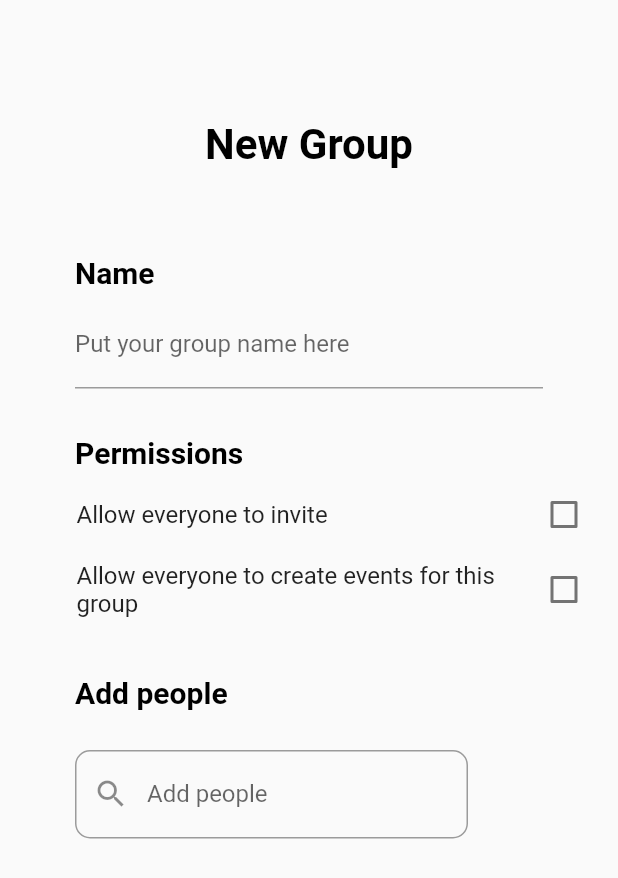
After one commit to ignasbudreika/mapas, a Flutter app: the NewGroup screen opened directly, on a phone screen of 412 x 824 dp. The commit adds this screen. Shown: the top 878 px of the screen. Run offline on Flutter 3.47's test engine with Material 2 defaults, Android fonts, the phone set to English and light mode, and no system bars; our stand-ins replace flutter_map, flutter_switch, google_nav_bar, latlong, line_icons; missing offline and left inert: grouped_buttons.

Commit message:
Added new page to add new group

```diff
--- a/lib/main.dart
+++ b/lib/main.dart
@@ -1,5 +1,6 @@
 import 'package:flutter/material.dart';
 import 'package:mapas/screen/menu.dart';
+import 'package:mapas/screen/new_group.dart';
 import 'screen/menu.dart';
 
 void main() => runApp(new Example());
--- /dev/null
+++ b/lib/screen/new_group.dart
@@ -0,0 +1,135 @@
+import 'package:flutter/material.dart';
+import 'package:flutter_switch/flutter_switch.dart';
+import 'package:grouped_buttons/grouped_buttons.dart';
+
+class NewGroup extends StatefulWidget {
+  @override
+  _NewGroupState createState() => _NewGroupState();
+}
+
+class _NewGroupState extends State<NewGroup> {
+  @override
+  Widget build(BuildContext context) {
+    final _height = MediaQuery.of(context).size.height;
+    bool _valueCheck = false;
+    return new Scaffold(
+        body: new Stack(
+      children: <Widget>[
+        new Container(
+          alignment: Alignment.topCenter,
+          margin: EdgeInsets.fromLTRB(0, 80, 0, 0),
+          child: Text(
+            "New Group",
+            style: TextStyle(
+              decoration: TextDecoration.none,
+              fontSize: 28,
+              fontWeight: FontWeight.bold,
+              color: Colors.black,
+            ),
+          ),
+        ),
+        new Container(
+          alignment: Alignment.topLeft,
+          margin: EdgeInsets.fromLTRB(50, 170, 0, 0),
+          child: Text(
+            "Name",
+            style: TextStyle(
+              decoration: TextDecoration.none,
+              fontSize: 20,
+              fontWeight: FontWeight.bold,
+              color: Colors.black,
+            ),
+          ),
+        ),
+        new Container(
+            margin: EdgeInsets.fromLTRB(50, 200, 50, 0),
+            child: TextField(
+              decoration: InputDecoration(
+                labelText: 'Put your group name here',
+              ),
+            )),
+        new Container(
+          alignment: Alignment.topLeft,
+          margin: EdgeInsets.fromLTRB(50, 290, 0, 0),
+          child: Text(
+            "Permissions",
+            style: TextStyle(
+              decoration: TextDecoration.none,
+              fontSize: 20,
+              fontWeight: FontWeight.bold,
+              color: Colors.black,
+            ),
+          ),
+        ),
+        new Container(
+            alignment: Alignment.topLeft,
+            margin: EdgeInsets.fromLTRB(35, 315, 0, 0),
+            height: _height / 1.2,
+            child: new Stack(
+              children: [
+                new StatefulBuilder(
+                  builder: (BuildContext context, StateSetter setState) {
+                    return CheckboxListTile(
+                      title: const Text('Allow everyone to invite'),
+                      value: _valueCheck,
+                      onChanged: (bool value) {
+                        setState(() {
+                          _valueCheck = value;
+                        });
+                      },
+                    );
+                  },
+                ),
+              ],
+            )),
+        new Container(
+            alignment: Alignment.topLeft,
+            margin: EdgeInsets.fromLTRB(35, 365, 0, 0),
+            height: _height / 1.2,
+            child: new Stack(
+              children: [
+                new StatefulBuilder(
+                  builder: (BuildContext context, StateSetter setState) {
+                    return CheckboxListTile(
+                      title: const Text(
+                          'Allow everyone to create events for this group'),
+                      value: _valueCheck,
+                      onChanged: (bool value) {
+                        setState(() {
+                          _valueCheck = value;
+                        });
+                      },
+                    );
+                  },
+                ),
+              ],
+            )),
+        new Container(
+          margin: EdgeInsets.fromLTRB(50, 450, 0, 0),
+          child: Text(
+            "Add people",
+            style: TextStyle(
+              decoration: TextDecoration.none,
+              fontSize: 20,
+              fontWeight: FontWeight.bold,
+              color: Colors.black,
+            ),
+          ),
+        ),
+        new Container(
+            margin: EdgeInsets.fromLTRB(50, 500, 100, 0),
+            child: TextField(
+              decoration: InputDecoration(
+                labelText: 'Add people',
+                border: new OutlineInputBorder(
+                  borderRadius: const BorderRadius.all(
+                    const Radius.circular(10.0),
+                  ),
+                ),
+                prefixIcon: Icon(Icons.search),
+              ),
+            )),
+      ],
+    ));
+  }
+}
```
